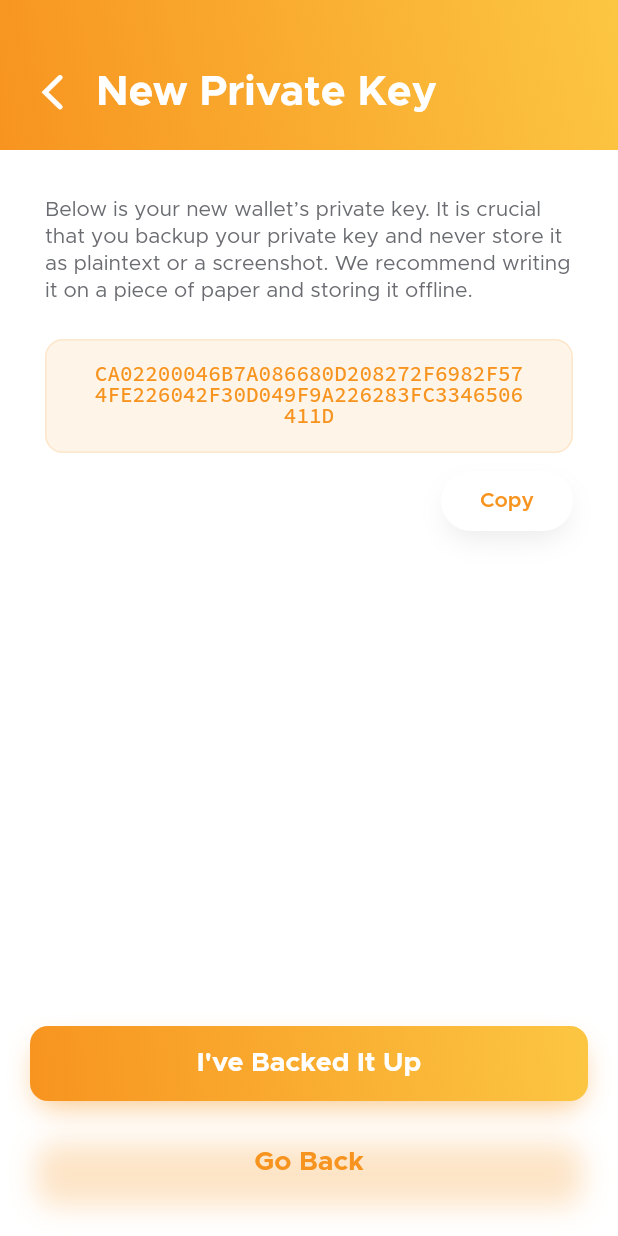
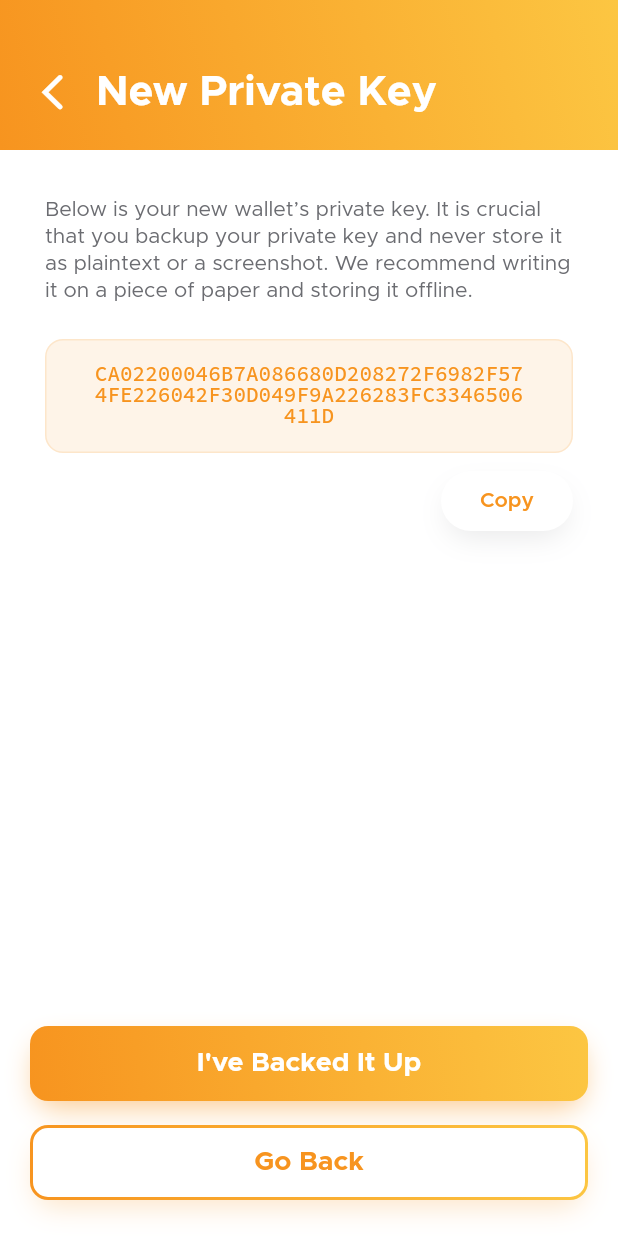
Before and after one commit to appditto/blaise_wallet_flutter, a Flutter app: the screen it shows after launch, after a tap on "New Private Key", on a phone screen of 412 x 824 dp. Run offline on Flutter 3.47's test engine with Material 2 defaults, Android fonts, the phone set to English and light mode, and no system bars; drawn by our look-alikes of oktoast; our stand-ins replace flare_flutter, flutter_svg; generated files the repository leaves out were written again.

Commit message:
Outline button fixed

```diff
--- a/lib/ui/widgets/buttons.dart
+++ b/lib/ui/widgets/buttons.dart
@@ -18,7 +18,12 @@ class AppButton extends StatefulWidget {
   final bool disabled;
   final bool buttonTop;
 
-  AppButton({this.type, this.text, this.onPressed, this.disabled = false, this.buttonTop = false});
+  AppButton(
+      {this.type,
+      this.text,
+      this.onPressed,
+      this.disabled = false,
+      this.buttonTop = false});
 
   _AppButtonState createState() => _AppButtonState();
 }
@@ -27,10 +32,18 @@ class _AppButtonState extends State<AppButton> {
   @override
   Widget build(BuildContext context) {
     return Expanded(
-      child: Container(
-        decoration: widget.type == AppButtonType.Primary || widget.type == AppButtonType.Success ? BoxDecoration(
+      child: widget.type == AppButtonType.Primary
+          // Primary Button
+          ? Container(
+              decoration: widget.type == AppButtonType.Primary ||
+                      widget.type == AppButtonType.Success
+                  ? BoxDecoration(
                       borderRadius: BorderRadius.circular(12.0),
-          gradient: widget.type == AppButtonType.Primary ? StateContainer.of(context).curTheme.gradientPrimary : StateContainer.of(context).curTheme.gradientPrimary, // Success color placeholder
+                      gradient: widget.type == AppButtonType.Primary
+                          ? StateContainer.of(context).curTheme.gradientPrimary
+                          : StateContainer.of(context)
+                              .curTheme
+                              .gradientPrimary, // Success color placeholder
                       boxShadow: [
                         StateContainer.of(context).curTheme.shadowPrimaryOne,
                       ],
@@ -38,7 +51,7 @@ class _AppButtonState extends State<AppButton> {
                   : BoxDecoration(
                       borderRadius: BorderRadius.circular(12),
                       boxShadow: [
-                 widget.type == AppButtonType.PrimaryOutline ? StateContainer.of(context).curTheme.shadowPrimaryTwo : StateContainer.of(context).curTheme.shadowPrimaryTwo,
+                          StateContainer.of(context).curTheme.shadowPrimaryTwo,
                         ]),
               margin: widget.buttonTop
                   ? EdgeInsetsDirectional.fromSTEB(20, 20, 20, 0)
@@ -58,12 +71,84 @@ class _AppButtonState extends State<AppButton> {
                   textAlign: TextAlign.center,
                   maxLines: 1,
                   stepGranularity: 0.1,
-            style: widget.type == AppButtonType.Primary ? AppStyles.buttonPrimary(context) : AppStyles.buttonPrimaryOutline(context),
+                  style: AppStyles.buttonPrimary(context),
                 ),
                 splashColor:
-              widget.type == AppButtonType.Primary ? StateContainer.of(context).curTheme.backgroundPrimary30 : StateContainer.of(context).curTheme.primary30,
+                    StateContainer.of(context).curTheme.backgroundPrimary30,
+                highlightColor: StateContainer.of(context).curTheme.primary15,
+                onPressed: () {
+                  if (widget.onPressed != null && !widget.disabled) {
+                    widget.onPressed();
+                  }
+                  return;
+                },
+              ),
+            )
+          // Outlined Button
+          : Container(
+              margin: widget.buttonTop
+                  ? EdgeInsetsDirectional.fromSTEB(20, 20, 20, 0)
+                  : EdgeInsetsDirectional.fromSTEB(
+                      20,
+                      16,
+                      20,
+                      (MediaQuery.of(context).padding.bottom) +
+                          (24 - (MediaQuery.of(context).padding.bottom) / 2),
+                    ),
+              decoration: BoxDecoration(
+                borderRadius: BorderRadius.circular(12),
+                boxShadow: [
+                  StateContainer.of(context).curTheme.shadowPrimaryTwo,
+                ],
+              ),
+              child: Stack(
+                children: <Widget>[
+                  Stack(
+                    children: <Widget>[
+                      Container(
+                        width: double.maxFinite,
+                        height: 50,
+                        decoration: BoxDecoration(
+                          borderRadius: BorderRadius.circular(12),
+                          gradient: StateContainer.of(context)
+                              .curTheme
+                              .gradientPrimary,
+                        ),
+                      ),
+                      Container(
+                        margin: EdgeInsets.all(2),
+                        height: 46,
+                        decoration: BoxDecoration(
+                          borderRadius: BorderRadius.circular(10),
+                          color: StateContainer.of(context)
+                              .curTheme
+                              .backgroundPrimary,
+                        ),
+                      ),
+                    ],
+                  ),
+                  Container(
+                    decoration: BoxDecoration(
+                      borderRadius: BorderRadius.circular(12),
+                      color: Colors.transparent,
+                    ),
+                    height: 50,
+                    width: double.maxFinite,
+                    child: FlatButton(
+                      child: AutoSizeText(
+                        widget.text,
+                        textAlign: TextAlign.center,
+                        maxLines: 1,
+                        stepGranularity: 0.1,
+                        style: AppStyles.buttonPrimaryOutline(context),
+                      ),
+                      color: Colors.transparent,
+                      splashColor:
+                          StateContainer.of(context).curTheme.primary30,
                       highlightColor:
-              widget.type == AppButtonType.Primary ? StateContainer.of(context).curTheme.backgroundPrimary15 : StateContainer.of(context).curTheme.primary15,
+                          StateContainer.of(context).curTheme.primary15,
+                      shape: RoundedRectangleBorder(
+                          borderRadius: BorderRadius.circular(12.0)),
                       onPressed: () {
                         if (widget.onPressed != null && !widget.disabled) {
                           widget.onPressed();
@@ -72,6 +157,9 @@ class _AppButtonState extends State<AppButton> {
                       },
                     ),
                   ),
+                ],
+              ),
+            ),
     );
   }
 }
```
Lines whose indentation alone changed are shown as unchanged.
